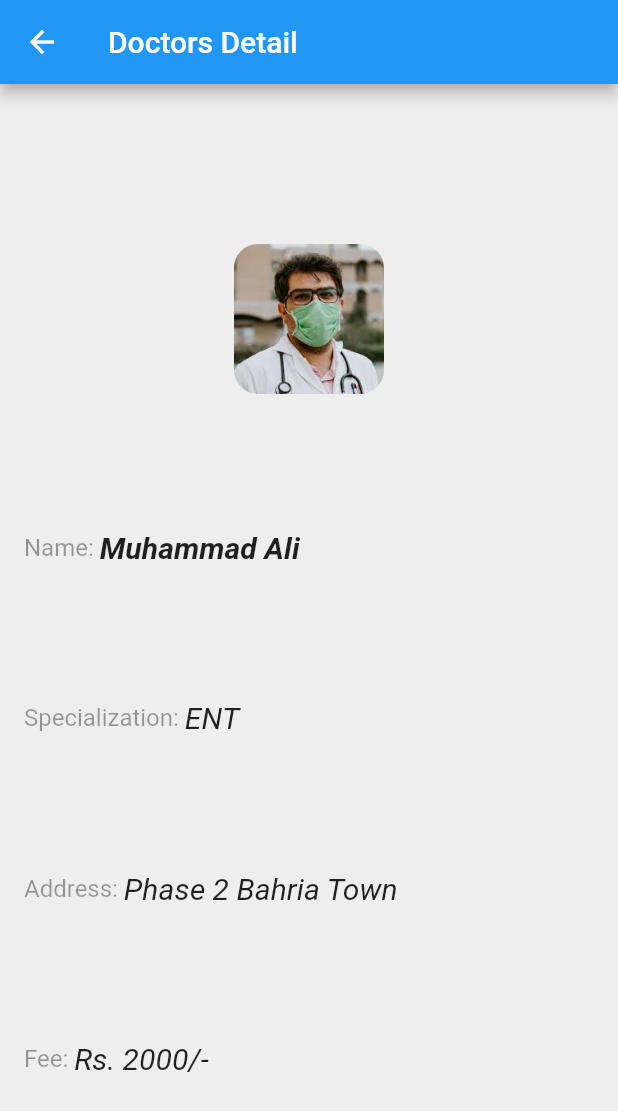
After one commit to asadhanif3188/cs375-class-app, a Flutter app: the DoctorList screen opened directly, after a tap on "Name:", on a phone screen of 412 x 824 dp. The commit adds this screen. Shown: the top 1111 px of the screen. Run offline on Flutter 3.47's test engine with Material 2 defaults, Android fonts, the phone set to English and light mode, and no system bars; our stand-ins replace fluttertoast.

Commit message:
new changes

```diff
--- /dev/null
+++ b/lib/screens/doctor_detail.dart
@@ -0,0 +1,62 @@
+import 'package:flutter/material.dart';
+
+import '../models/doctor.dart';
+
+class DoctorDetail extends StatefulWidget {
+  const DoctorDetail({Key? key, required this.doctor}) : super(key: key);
+  final Doctor doctor;
+
+  @override
+  State<DoctorDetail> createState() => _DoctorDetailState();
+}
+
+class _DoctorDetailState extends State<DoctorDetail> {
+  @override
+  Widget build(BuildContext context) {
+    return Scaffold(
+      backgroundColor: Colors.grey[200],
+      appBar: AppBar(
+        title: const Text('Doctors Detail'),
+      ),
+      body: Padding(
+        padding: const EdgeInsets.all(16.0),
+        child: Center(
+          child: Column(
+            mainAxisAlignment: MainAxisAlignment.spaceEvenly,
+            children: [
+              ClipRRect(
+                  borderRadius: BorderRadius.circular(16.0),
+                  child: Image.asset(widget.doctor.photo, width: 100, height: 100,
+                    fit: BoxFit.cover,)
+              ),
+              Row(
+                children: [
+                  const Text("Name: ", style: TextStyle(fontSize: 16, color: Colors.black38),),
+                  Text(widget.doctor.name, style: const TextStyle(fontSize: 20, fontStyle: FontStyle.italic, fontWeight: FontWeight.bold),),
+                ],
+              ),
+              Row(
+                children: [
+                  const Text("Specialization: ", style: TextStyle(fontSize: 16, color: Colors.black38),),
+                  Text(widget.doctor.spe, style: const TextStyle(fontSize: 20, fontStyle: FontStyle.italic),),
+                ],
+              ),
+              Row(
+                children: [
+                  const Text("Address: ", style: TextStyle(fontSize: 16, color: Colors.black38),),
+                  Text(widget.doctor.clinicAddress, style: const TextStyle(fontSize: 20, fontStyle: FontStyle.italic),),
+                ],
+              ),
+              Row(
+                children: [
+                  const Text("Fee: ", style: TextStyle(fontSize: 16, color: Colors.black38),),
+                  Text('Rs. ${widget.doctor.fee}/-', style: const TextStyle(fontSize: 20, fontStyle: FontStyle.italic),),
+                ],
+              ),
+            ],
+          ),
+        ),
+      ),
+    );;
+  }
+}
--- a/lib/screens/doctor_list.dart
+++ b/lib/screens/doctor_list.dart
@@ -1,5 +1,6 @@
 import 'package:flutter/material.dart';
 import 'package:third_application/datastore/doctor_datastore.dart';
+import 'package:third_application/screens/doctor_detail.dart';
 
 class DoctorList extends StatelessWidget {
   const DoctorList({Key? key}) : super(key: key);
@@ -16,7 +17,11 @@ class DoctorList extends StatelessWidget {
         itemBuilder: (context, index) {
           var doctor = DoctorDataStore.doctors[index];
 
-          return Container(
+          return GestureDetector(
+            onTap: () {
+              Navigator.push(context, MaterialPageRoute(builder: (context) => DoctorDetail(doctor: doctor)));
+            },
+            child: Container(
               padding: const EdgeInsets.all(10),
               margin: const EdgeInsets.only(bottom: 16.0),
               decoration: BoxDecoration(
@@ -62,6 +67,7 @@ class DoctorList extends StatelessWidget {
                   ),
                 ],
               ),
+            ),
           );
         }
 
--- a/lib/screens/first_page.dart
+++ b/lib/screens/first_page.dart
@@ -1,6 +1,6 @@
 import 'package:flutter/material.dart';
-
 import 'components/side_menu.dart';
+import 'package:fluttertoast/fluttertoast.dart';
 
 class FirstPage extends StatelessWidget {
   const FirstPage({Key? key}) : super(key: key);
@@ -12,7 +12,15 @@ class FirstPage extends StatelessWidget {
       appBar: AppBar(
         title: const Text("Doctors App"),
       ),
-      body: const Center(child: Text("This is application for Doctors.")),
+      body: Center(
+        child: ElevatedButton(
+          onPressed: () {
+            Fluttertoast.showToast(msg: "Hello, I am a toast.", gravity: ToastGravity.CENTER_RIGHT);
+          },
+          child: const Text('Elevated Button'),
+        ),
+      ),
+      // body: const Center(child: Text("This is application for Doctors.")),
     );
   }
 }
--- a/pubspec.yaml
+++ b/pubspec.yaml
@@ -28,6 +28,7 @@ environment:
 # the latest version available on pub.dev. To see which dependencies have newer
 # versions available, run `flutter pub outdated`.
 dependencies:
+  fluttertoast: ^8.2.1
   flutter:
     sdk: flutter
 
```
Also changed, not shown: pubspec.lock. Lines whose indentation alone changed are shown as unchanged.
